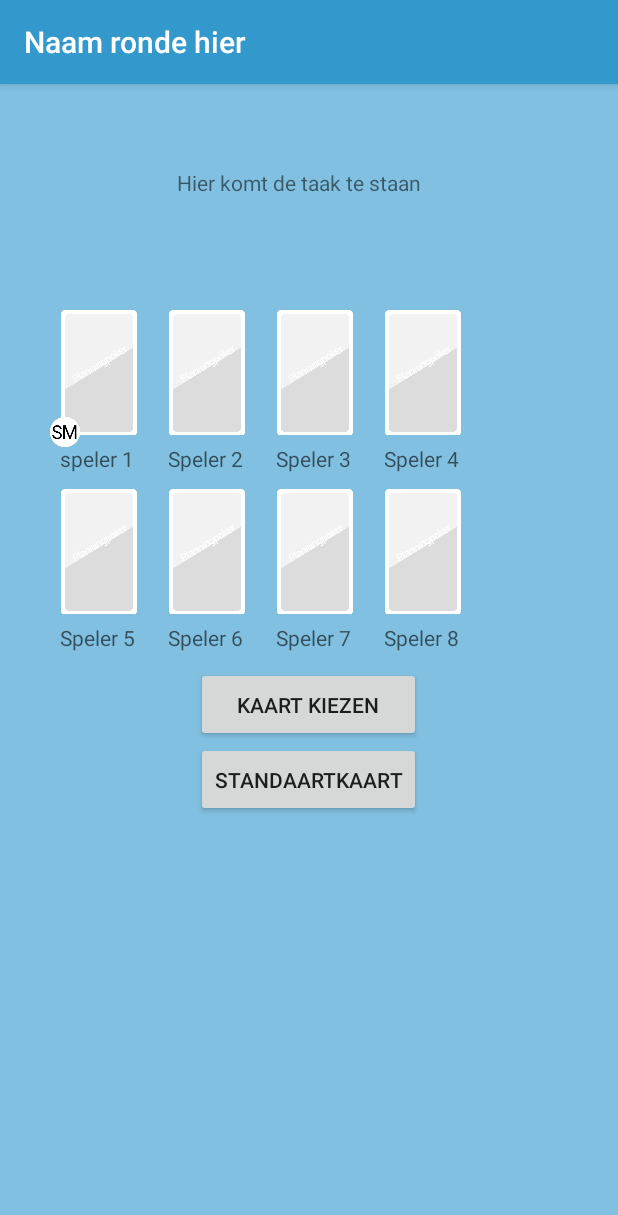
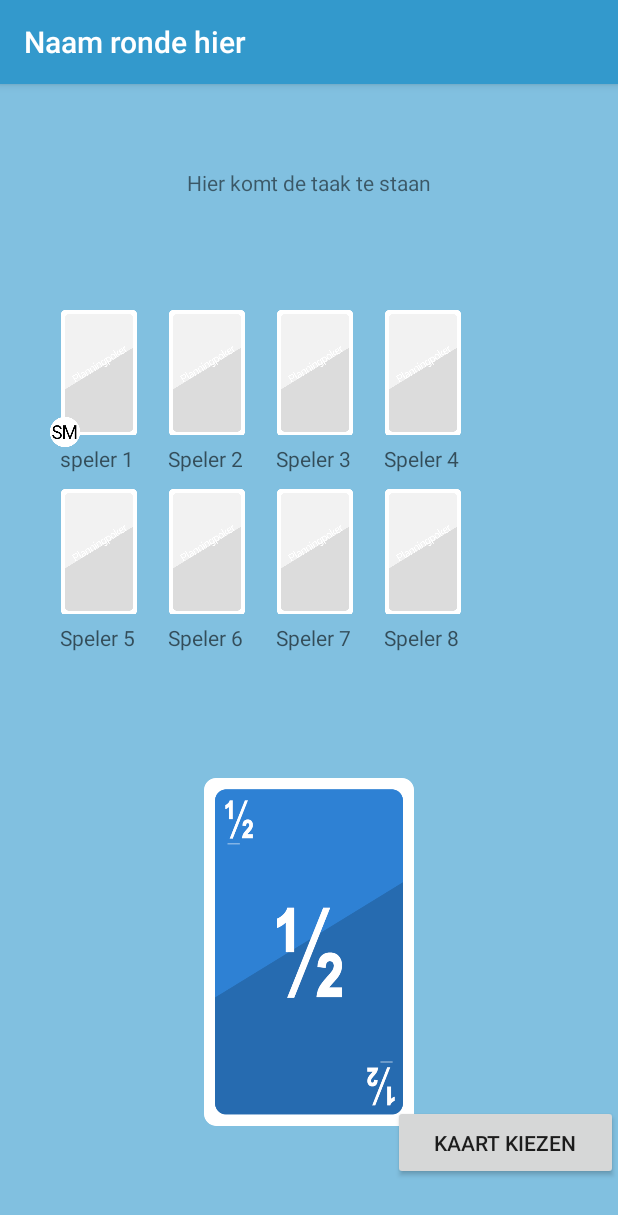
Before and after one commit to RoyAdmiraal/IPMEDT4, an Android app: the SpeelveldActivity screen opened directly, with no data from a screen before it, on a phone screen of 412 x 824 dp. Shown: the top 1215 px of the screen. Run offline under Robolectric (Android 15) with nearby library versions, the phone set to English and light mode, and no system bars.

Commit message:
speelveld aanpassing

```diff
--- /dev/null
+++ b/app/src/main/java/com/example/royadmiraal/planningpoker/ImageAdapter.java
@@ -0,0 +1,78 @@
+package com.example.royadmiraal.planningpoker;
+
+import android.content.Context;
+import android.support.v4.view.PagerAdapter;
+import android.support.v4.view.ViewPager;
+import android.util.Log;
+import android.view.View;
+import android.view.ViewGroup;
+import android.widget.ImageView;
+
+import java.util.Objects;
+
+/**
+ * Created by Royadmiraal on 11-04-16.
+ */
+public class ImageAdapter extends PagerAdapter{
+    Context context;
+public int[] GalImages = new int[] {
+        R.drawable.kaart0_5,
+        R.drawable.kaart0,
+        R.drawable.kaart1,
+        R.drawable.kaart2,
+        R.drawable.kaart3,
+        R.drawable.kaart5,
+        R.drawable.kaart8,
+        R.drawable.kaart13,
+        R.drawable.kaart20,
+        R.drawable.kaart40,
+        R.drawable.kaart100,
+        R.drawable.kaartoneindig,
+        R.drawable.kaartvraagteken,
+        R.drawable.kaartkoffie,
+
+};
+
+        ImageAdapter(Context context){
+        this.context=context;
+        }
+@Override
+public int getCount() {
+        return GalImages.length;
+
+        }
+
+@Override
+public boolean isViewFromObject(View view, Object object) {
+        return view == ((ImageView) object);
+
+
+        }
+
+@Override
+public Object instantiateItem(ViewGroup container, int position) {
+        ImageView imageView = new ImageView(context);
+        int padding = context.getResources().getDimensionPixelSize(R.dimen.activity_vertical_margin);
+        imageView.setPadding(padding, padding, padding, padding);
+        imageView.setScaleType(ImageView.ScaleType.CENTER_INSIDE);
+        imageView.setImageResource(GalImages[position]);
+
+        ((ViewPager) container).addView(imageView, 0);
+        return imageView;
+        }
+
+
+        @Override
+        public int getItemPosition(Object object) {
+
+                String test = String.valueOf(super.getItemPosition(object));
+                Log.d("", test);
+                return super.getItemPosition(object);
+        }
+
+        @Override
+        public void destroyItem(ViewGroup container, int position, Object object) {
+        ((ViewPager) container).removeView((ImageView) object);
+
+        }
+        }
--- a/app/src/main/java/com/example/royadmiraal/planningpoker/SpeelveldActivity.java
+++ b/app/src/main/java/com/example/royadmiraal/planningpoker/SpeelveldActivity.java
@@ -4,6 +4,7 @@ import android.content.Intent;
 import android.graphics.Bitmap;
 import android.graphics.BitmapFactory;
 import android.os.Bundle;
+import android.support.v4.view.ViewPager;
 import android.support.v7.app.AppCompatActivity;
 import android.util.Log;
 import android.view.View;
@@ -12,6 +13,7 @@ import android.widget.ImageView;
 import android.widget.TextView;
 
 import java.util.Arrays;
+import java.util.Objects;
 
 
 /**
@@ -23,36 +25,37 @@ public class SpeelveldActivity extends AppCompatActivity {
     String []  spelerLijst = {"speler 1","Speler 2", "Speler 3", "Speler 4", "Speler 5", "Speler 6", "Speler 7", "Speler 8"};
     ImageView plek1, plek2, plek3, plek4, plek5, plek6, plek7, plek8;
     int kaartNummer = 13;
+    ImageAdapter adapter;
 
     public void opleggen(View view){
 
-        kaartNummer = 15;
-        createSpeelveld();
+        adapter.instantiateItem()
+        adapter.getItemPosition(Object);
 
-    }
+        }
 
-    public void opleggen1(View view){
 
-        kaartNummer = 10;
-        createSpeelveld();
 
-    }
+
 
     protected void onCreate(Bundle savedInstanceState) {
         super.onCreate(savedInstanceState);
         setContentView(R.layout.activity_speelveld);
         Intent intent = getIntent();
         deelneemGegevens = intent.getStringArrayExtra("strings");
-        spelerLijst[1] = deelneemGegevens[0];
+        //spelerLijst[1] = deelneemGegevens[0];
 
-       createSpeelveld();
+        ViewPager viewPager = (ViewPager) findViewById(R.id.view_pager);
+        adapter = new ImageAdapter(this);
+        viewPager.setAdapter(adapter);
+
+        createSpeelveld();
 
     }
     public void naamNaarDatabase(){
 
     }
     public void createSpeelveld(){
-
 
 
         Button opleggenKaart = (Button) findViewById(R.id.opleggenKaartButton);
--- a/app/src/main/res/layout/activity_speelveld.xml
+++ b/app/src/main/res/layout/activity_speelveld.xml
@@ -204,27 +204,19 @@
         android:text="Hier komt de taak te staan"
         android:id="@+id/taakOmschrijving"
         android:layout_alignParentTop="true"
-        android:layout_alignRight="@+id/opleggenKaartButton"
-        android:layout_alignEnd="@+id/opleggenKaartButton"
-        android:layout_marginTop="56dp" />
+        android:layout_marginTop="56dp"
+        android:layout_centerHorizontal="true" />
     <Button
         android:layout_width="150dp"
         android:layout_height="50dp"
         android:text="Kaart kiezen"
-        android:id="@+id/opleggenKaartButton2"
-        android:onClick="opleggen1"
-        android:layout_gravity="bottom"
-        android:layout_below="@+id/GridLayout1"
-        android:layout_centerHorizontal="true" />
-    <Button
-        android:layout_width="150dp"
-        android:layout_height="50dp"
-        android:text="Standaartkaart"
         android:id="@+id/opleggenKaartButton"
         android:onClick="opleggen"
         android:layout_gravity="bottom"
-        android:layout_below="@+id/opleggenKaartButton2"
-        android:layout_centerHorizontal="true" />
+        android:layout_alignParentBottom="true"
+        android:layout_alignParentRight="true"
+        android:layout_alignParentEnd="true"
+        android:layout_marginBottom="37dp" />
 
     <ImageView
         android:layout_width="20dp"
@@ -233,4 +225,13 @@
         android:src="@drawable/scrumbutton"
         android:layout_marginLeft="33dp"
         android:layout_marginTop="222dp"/>
+
+    <android.support.v4.view.ViewPager
+        android:id="@+id/view_pager"
+        android:layout_width="fill_parent"
+        android:layout_height="fill_parent"
+        android:layout_below="@+id/GridLayout1"
+        android:layout_marginRight="120dp"
+        android:layout_marginLeft="120dp"
+         />
 </RelativeLayout>
```
Also changed, not shown: 3 other files.
